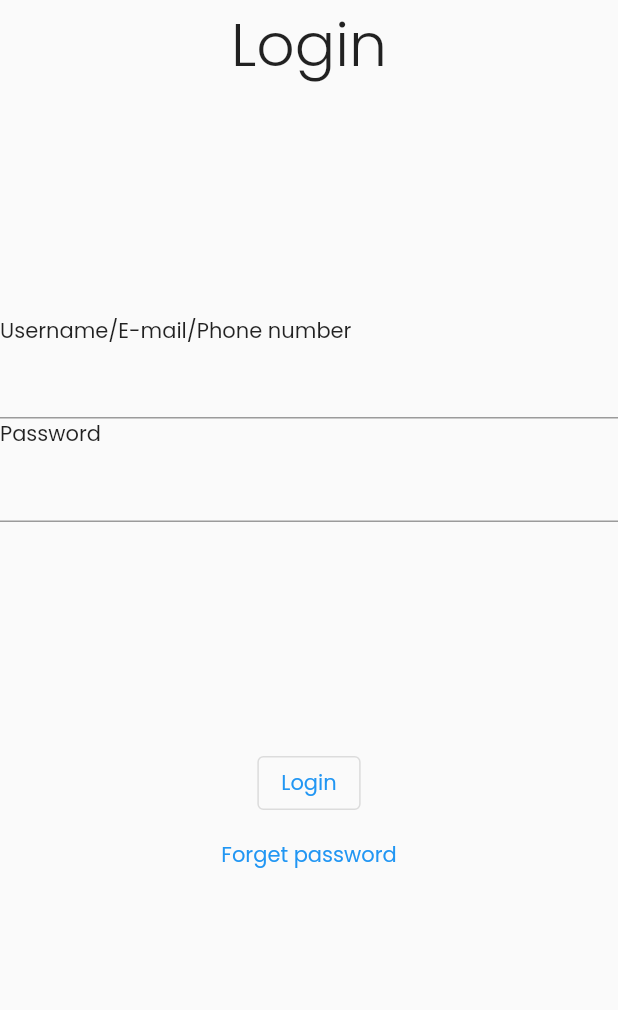
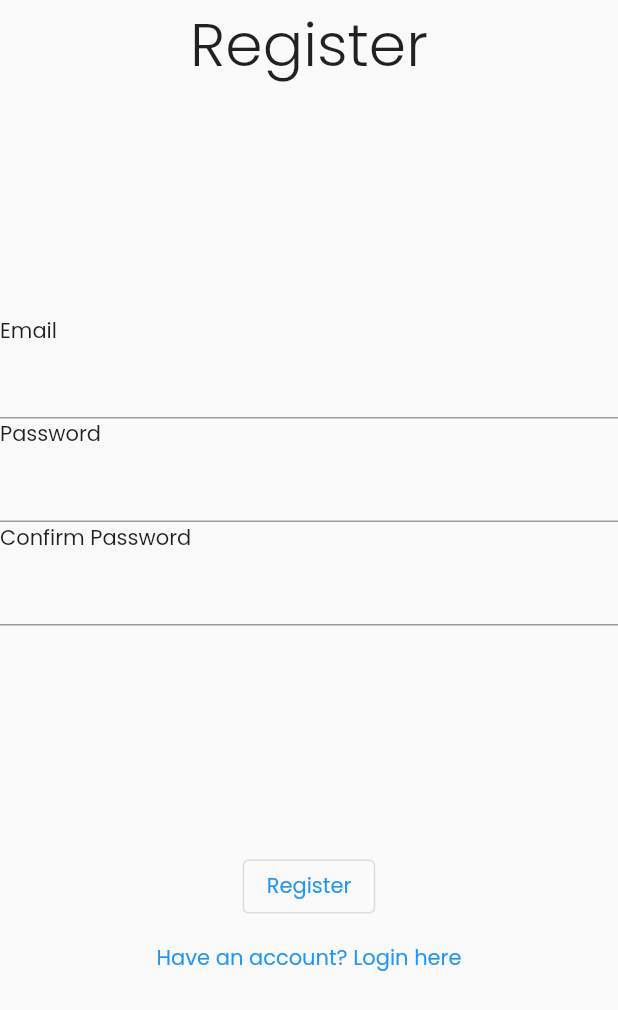
Before and after one commit to WorapolKhu/Chat-project, a Flutter app: the screen it shows after launch, on a phone screen of 412 x 824 dp. Shown: the top 1010 px of the screen. Run offline on Flutter 3.47's test engine with Material 2 defaults, Android fonts, the phone set to English and light mode, and no system bars; our stand-ins replace firebase_auth, firebase_core; accounts and stored records are empty.

Commit message:
Register page success fully link to firebase.

```diff
--- a/lib/main.dart
+++ b/lib/main.dart
@@ -1,20 +1,26 @@
 import 'package:chatty/pages/login.dart';
+import 'package:firebase_core/firebase_core.dart';
 import 'package:flutter/material.dart';
+import 'package:chatty/pages/register.dart';
+import 'firebase_options.dart';
 
-void main() {
+void main() async {
+  WidgetsFlutterBinding.ensureInitialized();
+  await Firebase.initializeApp(options: DefaultFirebaseOptions.currentPlatform);
   runApp(const MainApp());
 }
 
-
-
 class MainApp extends StatelessWidget {
   const MainApp({super.key});
-
   @override
   Widget build(BuildContext context) {
     return MaterialApp(
+      routes: {
+        LoginPage.id: (context) => const LoginPage(),
+        RegisterPage.id: (context) => const RegisterPage(),
+      },
       theme: ThemeData(fontFamily: 'Poppins'),
-      home: const LoginPage(),
+      initialRoute: RegisterPage.id,
     );
   }
 }
--- a/lib/pages/login.dart
+++ b/lib/pages/login.dart
@@ -1,3 +1,4 @@
+import 'package:chatty/pages/register.dart';
 import 'package:flutter/material.dart';
 
 int donothing() {
@@ -5,6 +6,7 @@ int donothing() {
 }
 
 class LoginPage extends StatefulWidget {
+  static String id = 'login';
   const LoginPage({super.key});
 
   @override
@@ -14,20 +16,20 @@ class LoginPage extends StatefulWidget {
 class _LoginPageState extends State<LoginPage> {
   @override
   Widget build(BuildContext context) {
-    return const Scaffold(
+    return Scaffold(
       body: SafeArea(
         child: Column(
           mainAxisAlignment: MainAxisAlignment.start,
           crossAxisAlignment: CrossAxisAlignment.center,
           children: [
-            Text(
+            const Text(
               'Login',
               style: TextStyle(fontSize: 40, fontWeight: FontWeight.w100),
             ),
-            SizedBox(
+            const SizedBox(
               height: 150,
             ),
-            Column(
+            const Column(
               crossAxisAlignment: CrossAxisAlignment.start,
               children: [
                 Text('Username/E-mail/Phone number'),
@@ -36,11 +38,17 @@ class _LoginPageState extends State<LoginPage> {
                 TextField(),
               ],
             ),
-            SizedBox(
+            const SizedBox(
               height: 150,
             ),
-            OutlinedButton(onPressed: donothing, child: Text('Login')),
-            TextButton(onPressed: donothing, child: Text('Forget password'))
+            const OutlinedButton(onPressed: donothing, child: Text('Login')),
+            const TextButton(
+                onPressed: donothing, child: Text('Forget password')),
+            TextButton(
+                onPressed: () {
+                  Navigator.pushNamed(context, RegisterPage.id);
+                },
+                child: const Text('Don\'t have an account? Register here'))
           ],
         ),
       ),
--- /dev/null
+++ b/lib/pages/register.dart
@@ -0,0 +1,100 @@
+import 'package:chatty/pages/login.dart';
+import 'package:firebase_core/firebase_core.dart';
+import 'package:flutter/material.dart';
+import 'package:firebase_auth/firebase_auth.dart';
+
+int donothing() {
+  return 1;
+}
+
+class RegisterPage extends StatefulWidget {
+  static String id = 'register';
+  const RegisterPage({super.key});
+
+  @override
+  State<RegisterPage> createState() => _RegisterPageState();
+}
+
+class _RegisterPageState extends State<RegisterPage> {
+  final _auth = FirebaseAuth.instance;
+  String email = '';
+  String password = '';
+  String confirmPassword = '';
+  @override
+  Widget build(BuildContext context) {
+    return Scaffold(
+      body: SafeArea(
+        child: SingleChildScrollView(
+          child: Column(
+            mainAxisAlignment: MainAxisAlignment.start,
+            crossAxisAlignment: CrossAxisAlignment.center,
+            children: [
+              const Text(
+                'Register',
+                style: TextStyle(fontSize: 40, fontWeight: FontWeight.w100),
+              ),
+              const SizedBox(
+                height: 150,
+              ),
+              Column(
+                crossAxisAlignment: CrossAxisAlignment.start,
+                children: [
+                  const Text('Email'),
+                  TextField(
+                    keyboardType: TextInputType.emailAddress,
+                    onChanged: (value) {
+                      email = value;
+                    },
+                  ),
+                  const Text('Password'),
+                  TextField(
+                    obscureText: true,
+                    enableSuggestions: false,
+                    autocorrect: false,
+                    onChanged: (value) {
+                      password = value;
+                    },
+                  ),
+                  const Text('Confirm Password'),
+                  TextField(
+                    obscureText: true,
+                    enableSuggestions: false,
+                    autocorrect: false,
+                    onChanged: (value) {
+                      confirmPassword = value;
+                    },
+                  ),
+                ],
+              ),
+              const SizedBox(
+                height: 150,
+              ),
+              OutlinedButton(
+                  onPressed: () async {
+                    if (password != confirmPassword) {
+                      // TODO: show error
+                    } else {
+                      try {
+                        final newUser =
+                            await _auth.createUserWithEmailAndPassword(
+                                email: email, password: password);
+                        print('success to register');
+                      } catch (e) {
+                        //TODO: show error messages
+                        print(e);
+                      }
+                    }
+                  },
+                  child: const Text('Register')),
+              TextButton(
+                  onPressed: () {
+                    Navigator.pushNamed(context, LoginPage.id);
+                  },
+                  child: const Text('Have an account? Login here'))
+            ],
+          ),
+        ),
+      ),
+    );
+  }
+}
--- a/pubspec.yaml
+++ b/pubspec.yaml
@@ -7,6 +7,9 @@ environment:
   sdk: '>=3.1.5 <4.0.0'
 
 dependencies:
+  cloud_firestore: ^4.12.2
+  firebase_auth: ^4.12.1
+  firebase_core: ^2.21.0
   flutter:
     sdk: flutter
 
```
Also changed, not shown: lib/firebase_options.dart (added), pubspec.lock, 13 other files.
